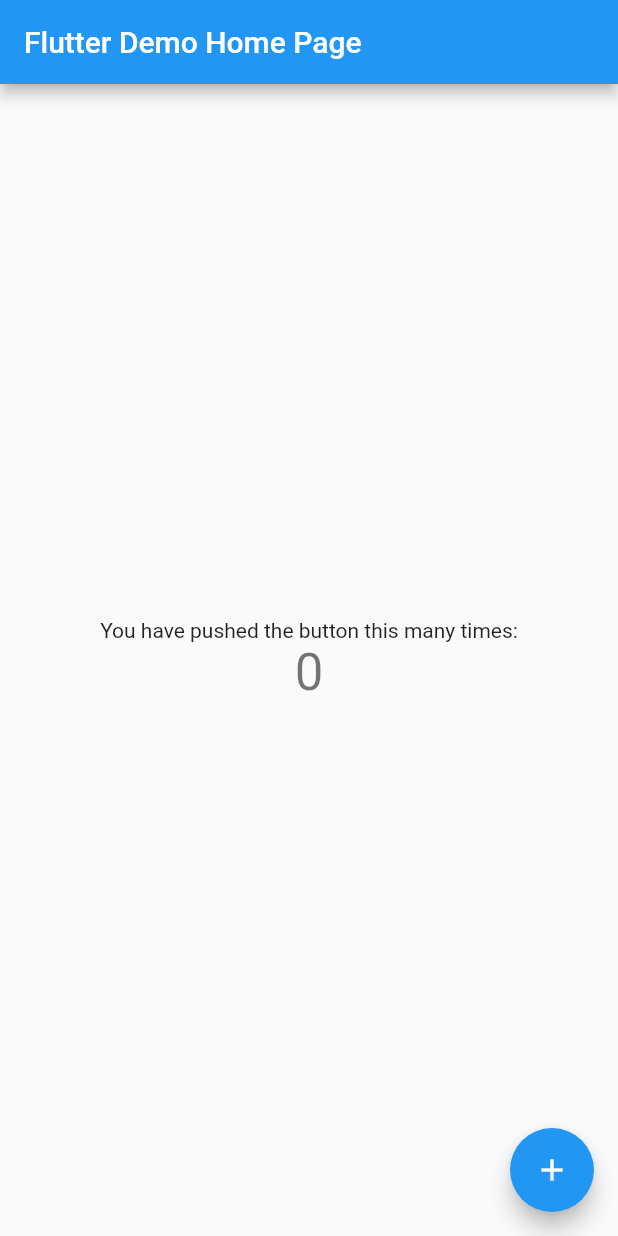
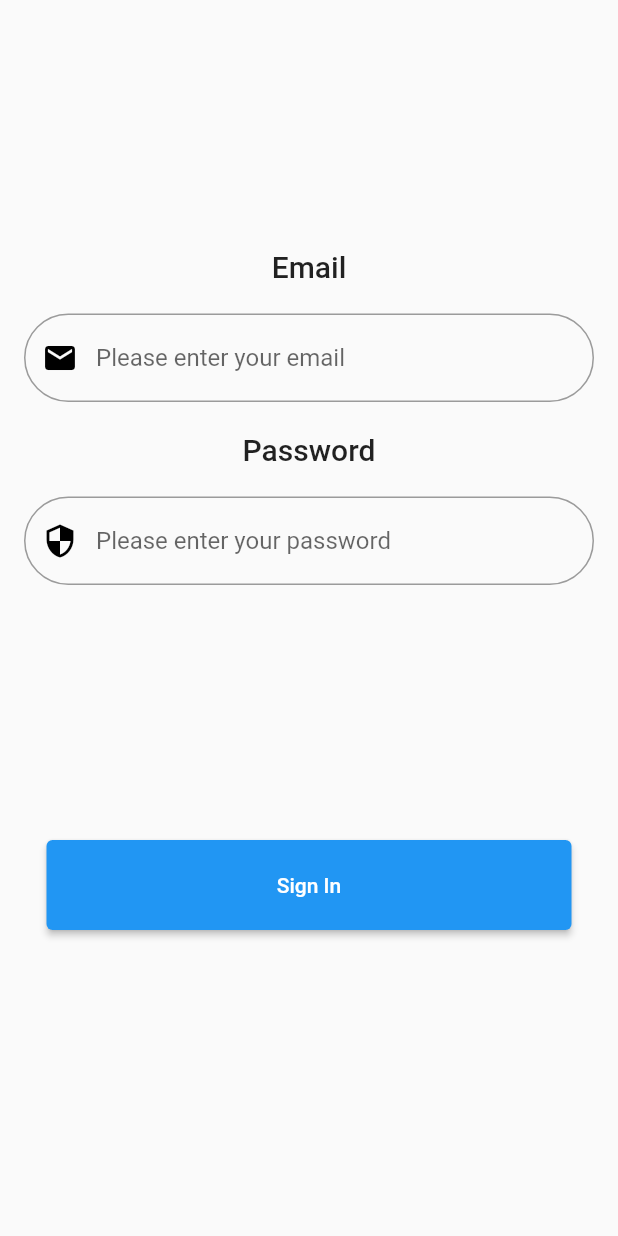
Before and after one commit to Bogdan778/products-flutter, a Flutter app: the screen it shows after launch, on a phone screen of 412 x 824 dp. Run offline on Flutter 3.47's test engine with Material 2 defaults, Android fonts, the light colour scheme and no system bars.

Commit message:
login page added

```diff
--- /dev/null
+++ b/lib/constants.dart
@@ -0,0 +1,23 @@
+import 'package:flutter/material.dart';
+
+final passwordFieldDecoration = InputDecoration(
+    border: OutlineInputBorder(
+      borderRadius: BorderRadius.circular(30.0),
+    ),
+    prefixIcon: const Icon(
+      Icons.security,
+      color: Colors.black,
+    ),
+    hintText: 'Please enter your password');
+
+final emailFieldDecoration = InputDecoration(
+    border: OutlineInputBorder(
+      borderRadius: BorderRadius.circular(30.0),
+    ),
+    prefixIcon: const Icon(
+      Icons.mail,
+      color: Colors.black,
+    ),
+    hintText: 'Please enter your email');
+
+const textStyle = TextStyle(fontSize: 20, fontWeight: FontWeight.w500);
--- a/lib/main.dart
+++ b/lib/main.dart
@@ -1,115 +1,6 @@
 import 'package:flutter/material.dart';
+import 'package:products_test_flutter/ui/app.dart';
 
 void main() {
   runApp(const MyApp());
 }
-
-class MyApp extends StatelessWidget {
-  const MyApp({Key? key}) : super(key: key);
-
-  // This widget is the root of your application.
-  @override
-  Widget build(BuildContext context) {
-    return MaterialApp(
-      title: 'Flutter Demo',
-      theme: ThemeData(
-        // This is the theme of your application.
-        //
-        // Try running your application with "flutter run". You'll see the
-        // application has a blue toolbar. Then, without quitting the app, try
-        // changing the primarySwatch below to Colors.green and then invoke
-        // "hot reload" (press "r" in the console where you ran "flutter run",
-        // or simply save your changes to "hot reload" in a Flutter IDE).
-        // Notice that the counter didn't reset back to zero; the application
-        // is not restarted.
-        primarySwatch: Colors.blue,
-      ),
-      home: const MyHomePage(title: 'Flutter Demo Home Page'),
-    );
-  }
-}
-
-class MyHomePage extends StatefulWidget {
-  const MyHomePage({Key? key, required this.title}) : super(key: key);
-
-  // This widget is the home page of your application. It is stateful, meaning
-  // that it has a State object (defined below) that contains fields that affect
-  // how it looks.
-
-  // This class is the configuration for the state. It holds the values (in this
-  // case the title) provided by the parent (in this case the App widget) and
-  // used by the build method of the State. Fields in a Widget subclass are
-  // always marked "final".
-
-  final String title;
-
-  @override
-  State<MyHomePage> createState() => _MyHomePageState();
-}
-
-class _MyHomePageState extends State<MyHomePage> {
-  int _counter = 0;
-
-  void _incrementCounter() {
-    setState(() {
-      // This call to setState tells the Flutter framework that something has
-      // changed in this State, which causes it to rerun the build method below
-      // so that the display can reflect the updated values. If we changed
-      // _counter without calling setState(), then the build method would not be
-      // called again, and so nothing would appear to happen.
-      _counter++;
-    });
-  }
-
-  @override
-  Widget build(BuildContext context) {
-    // This method is rerun every time setState is called, for instance as done
-    // by the _incrementCounter method above.
-    //
-    // The Flutter framework has been optimized to make rerunning build methods
-    // fast, so that you can just rebuild anything that needs updating rather
-    // than having to individually change instances of widgets.
-    return Scaffold(
-      appBar: AppBar(
-        // Here we take the value from the MyHomePage object that was created by
-        // the App.build method, and use it to set our appbar title.
-        title: Text(widget.title),
-      ),
-      body: Center(
-        // Center is a layout widget. It takes a single child and positions it
-        // in the middle of the parent.
-        child: Column(
-          // Column is also a layout widget. It takes a list of children and
-          // arranges them vertically. By default, it sizes itself to fit its
-          // children horizontally, and tries to be as tall as its parent.
-          //
-          // Invoke "debug painting" (press "p" in the console, choose the
-          // "Toggle Debug Paint" action from the Flutter Inspector in Android
-          // Studio, or the "Toggle Debug Paint" command in Visual Studio Code)
-          // to see the wireframe for each widget.
-          //
-          // Column has various properties to control how it sizes itself and
-          // how it positions its children. Here we use mainAxisAlignment to
-          // center the children vertically; the main axis here is the vertical
-          // axis because Columns are vertical (the cross axis would be
-          // horizontal).
-          mainAxisAlignment: MainAxisAlignment.center,
-          children: <Widget>[
-            const Text(
-              'You have pushed the button this many times:',
-            ),
-            Text(
-              '$_counter',
-              style: Theme.of(context).textTheme.headline4,
-            ),
-          ],
-        ),
-      ),
-      floatingActionButton: FloatingActionButton(
-        onPressed: _incrementCounter,
-        tooltip: 'Increment',
-        child: const Icon(Icons.add),
-      ), // This trailing comma makes auto-formatting nicer for build methods.
-    );
-  }
-}
--- /dev/null
+++ b/lib/ui/app.dart
@@ -0,0 +1,14 @@
+import 'package:flutter/material.dart';
+import 'package:products_test_flutter/ui/login/login_page.dart';
+
+class MyApp extends StatelessWidget {
+  const MyApp({Key? key}) : super(key: key);
+
+  @override
+  Widget build(BuildContext context) {
+    return const MaterialApp(
+      debugShowCheckedModeBanner: false,
+      home: LoginPage(),
+    );
+  }
+}
--- /dev/null
+++ b/lib/ui/login/login_page.dart
@@ -0,0 +1,64 @@
+import 'package:flutter/material.dart';
+
+import '../../constants.dart';
+
+class LoginPage extends StatefulWidget {
+  const LoginPage({Key? key}) : super(key: key);
+
+  @override
+  State<LoginPage> createState() => _LoginPageState();
+}
+
+class _LoginPageState extends State<LoginPage> {
+  @override
+  Widget build(BuildContext context) {
+    return Scaffold(
+      body: Padding(
+        padding: const EdgeInsets.all(16.0),
+        child: Column(
+          mainAxisAlignment: MainAxisAlignment.start,
+          crossAxisAlignment: CrossAxisAlignment.center,
+          children: [
+            const SizedBox(
+              height: 150,
+            ),
+            const Text(
+              'Email',
+              style: textStyle,
+            ),
+            const SizedBox(
+              height: 20,
+            ),
+            TextField(
+              decoration: emailFieldDecoration,
+            ),
+            const SizedBox(
+              height: 20,
+            ),
+            const Text(
+              'Password',
+              style: textStyle,
+            ),
+            const SizedBox(
+              height: 20,
+            ),
+            TextField(
+              decoration: passwordFieldDecoration,
+            ),
+            const SizedBox(
+              height: 170,
+            ),
+            SizedBox(
+              height: 60,
+              width: 350,
+              child: ElevatedButton(
+                onPressed: () {},
+                child: const Text('Sign In'),
+              ),
+            )
+          ],
+        ),
+      ),
+    );
+  }
+}
```
Also changed, not shown: 1 other file.
